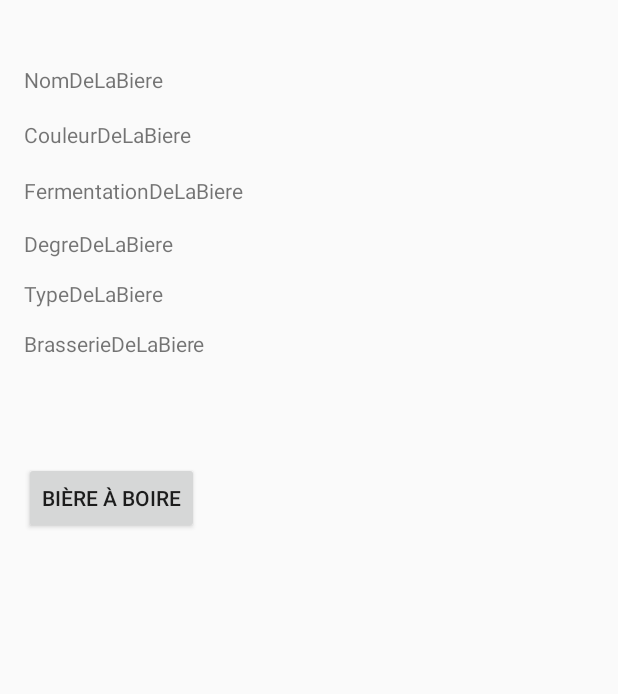
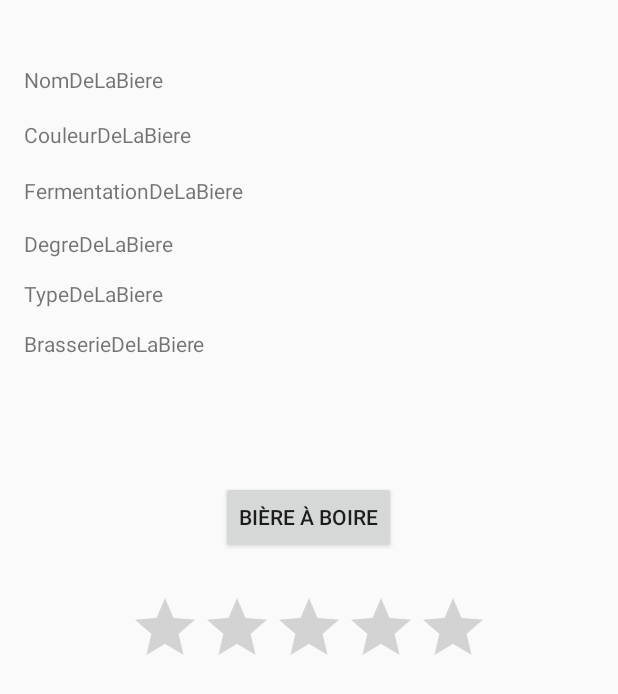
Before and after one commit to AlbanGuichard/BeerChallenge, an Android app: the layout fichebiere.xml on its own in the app's theme, with its tools: preview values and no code run, on a phone screen of 412 x 824 dp. Shown: the top 694 px of the screen. Run offline under Robolectric (Android 15) with nearby library versions, the light colour scheme and no system bars.

Commit message:
Hourra ! on peut voter pour les bières avec la RatingBar. Et en plus ça marche bien :) Maintenant place aux achievements !

```diff
--- a/app/src/main/AndroidManifest.xml
+++ b/app/src/main/AndroidManifest.xml
@@ -23,7 +23,6 @@
         <activity android:name=".ToutesLesBieres" />
         <activity android:name=".Selection" />
         <activity android:name=".FicheBiere" />
-        <activity android:name=".FicheBiereBue"></activity>
         <activity android:name=".BieresConsommees"></activity>
     </application>
 
--- a/app/src/main/java/com/example/ensai/beerchallenge/BieresConsommees.java
+++ b/app/src/main/java/com/example/ensai/beerchallenge/BieresConsommees.java
@@ -42,8 +42,7 @@ public class BieresConsommees extends Activity {
         lv = (ListView) findViewById(R.id.listeBieresConsommees);
 
         /* On va chercher les bières consommées par l'utilisateur */
-        SQLiteDatabase db = new BaseDeDonnees(this).getReadableDatabase();
-        BiereDAO biereDAO = new BiereDAO(db);
+        BiereDAO biereDAO = new BiereDAO(BieresConsommees.this);
         hmBieresConsommees = biereDAO.getBiereConsommees();
 
         /* On recupére les informations sur les bières qui sont stockées sur le portable */
--- a/app/src/main/res/layout/fichebiere.xml
+++ b/app/src/main/res/layout/fichebiere.xml
@@ -68,11 +68,22 @@
         android:text="@string/BierePasBue"
         android:layout_width="wrap_content"
         android:layout_height="wrap_content"
-        android:layout_marginTop="69dp"
+        android:layout_marginTop="82dp"
         android:id="@+id/buttonBue"
+        android:onClick="clickButtonBue"
         android:layout_below="@+id/BrasserieDeLaBiere"
-        android:layout_alignParentStart="true"
-        android:onClick="clickButtonBue"/>
+        android:layout_centerHorizontal="true" />
+
+    <RatingBar
+        android:id="@+id/rt"
+        android:layout_width="wrap_content"
+        android:layout_height="wrap_content"
+        android:numStars="5"
+        android:stepSize="1.0"
+        android:layout_below="@+id/buttonBue"
+        android:layout_centerHorizontal="true"
+        android:layout_marginTop="26dp" />
+
 
     <!--<Spinner-->
         <!--android:layout_width="match_parent"-->
--- a/app/src/main/res/values/strings.xml
+++ b/app/src/main/res/values/strings.xml
@@ -5,7 +5,6 @@
     <string name="buttonChallenge">Consulter mes challenges</string>
     <string name="buttonToutesLesBieres">Consulter la liste des bières</string>
     <string name="buttonCatalogueBieres">Consulter les bières consommées</string>
-    <string name="BiereBue">Bière bue</string>
     <string name="BierePasBue">Bière à boire</string>
     <!--<string name="adresseRequete">alban.guichard.free.fr//BeerChallenge/rechercheBiere.php?</string>-->
     <string-array name="couleurs">
```
Also changed, not shown: app/src/main/java/com/example/ensai/beerchallenge/BaseDeDonnees.java (+13 -4 lines), app/src/main/java/com/example/ensai/beerchallenge/BiereDAO.java (+12 -8 lines), app/src/main/java/com/example/ensai/beerchallenge/FicheBiere.java (+49 -25 lines), app/src/main/java/com/example/ensai/beerchallenge/FicheBiereBue.java (deleted, +0 -50 lines), app/src/main/java/com/example/ensai/beerchallenge/InputStreamOperations.java (deleted, +0 -40 lines), app/src/main/res/mipmap-hdpi/ic_launcher.png, app/src/main/res/mipmap-mdpi/ic_launcher.png, app/src/main/res/mipmap-xhdpi/ic_launcher.png, app/src/main/res/mipmap-xxhdpi/ic_launcher.png, app/src/main/res/mipmap-xxxhdpi/ic_launcher.png.
